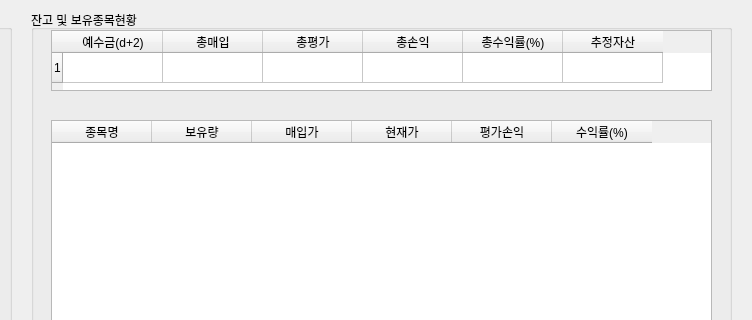
This is mainwindowv03.ui in bumby/bumbyrepo as Qt 5 draws it before an edit; both pictures show x 209 to 961 and y 0 to 320 of the 961 by 789 pixel window. The edited form follows.
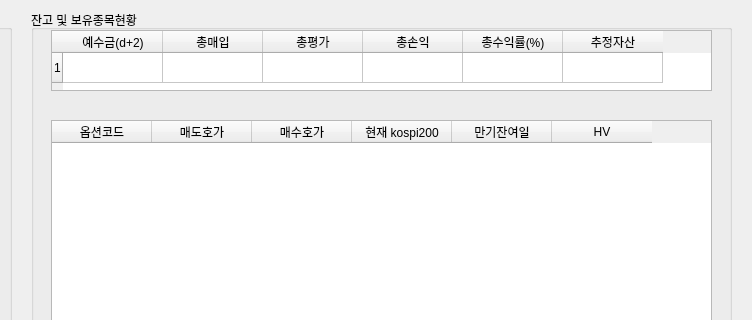
This is the edited form. Icons and pictures are not drawn.

The edit to the form file:
```diff
--- a/mainwindowv03.ui
+++ b/mainwindowv03.ui
@@ -282,32 +282,32 @@
      </property>
      <column>
       <property name="text">
-       <string>종목명</string>
+       <string>옵션코드</string>
       </property>
      </column>
      <column>
       <property name="text">
-       <string>보유량</string>
+       <string>매도호가</string>
       </property>
      </column>
      <column>
       <property name="text">
-       <string>매입가</string>
+       <string>매수호가</string>
       </property>
      </column>
      <column>
       <property name="text">
-       <string>현재가</string>
+       <string>현재 kospi200</string>
       </property>
      </column>
      <column>
       <property name="text">
-       <string>평가손익</string>
+       <string>만기잔여일</string>
       </property>
      </column>
      <column>
       <property name="text">
-       <string>수익률(%)</string>
+       <string>HV</string>
       </property>
      </column>
     </widget>
```
